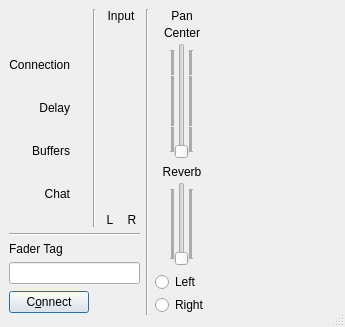
First picture: the form in src/llconclientdlgbase.ui, repository jamulussoftware/jamulus, before the edit.
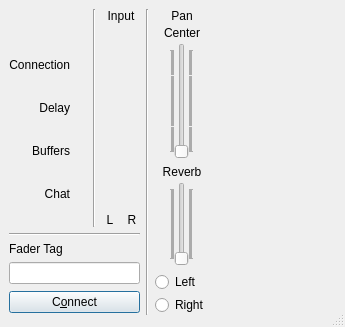
Second picture: the form after the edit. Icons and pictures are not drawn. Custom widgets are drawn as their Qt base class.

Patch:
```diff
--- a/src/llconclientdlgbase.ui
+++ b/src/llconclientdlgbase.ui
@@ -407,7 +407,7 @@
              <enum>Qt::Horizontal</enum>
             </property>
             <property name="sizeType" >
-             <enum>QSizePolicy::Expanding</enum>
+             <enum>QSizePolicy::Minimum</enum>
             </property>
             <property name="sizeHint" >
              <size>
@@ -470,7 +470,7 @@
              <enum>Qt::Horizontal</enum>
             </property>
             <property name="sizeType" >
-             <enum>QSizePolicy::Expanding</enum>
+             <enum>QSizePolicy::Minimum</enum>
             </property>
             <property name="sizeHint" >
              <size>
```
Left out of the diff: 2 changed lines with no effect on the pictures.
